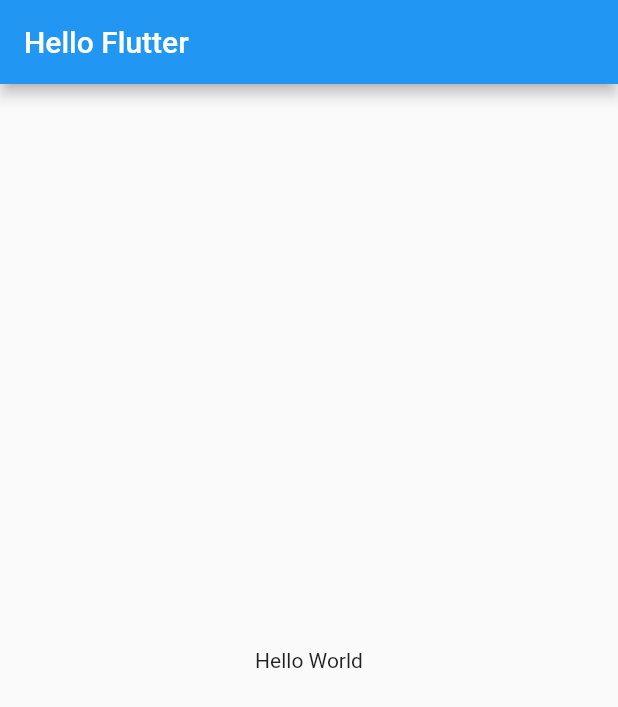
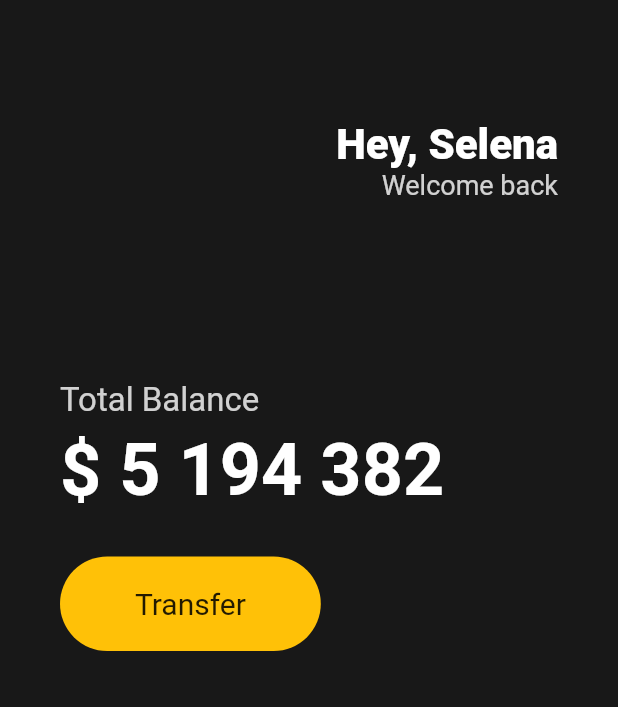
Before and after one commit to sgd122/webtoonflix, a Flutter app: the screen it shows after launch, on a phone screen of 412 x 824 dp. Shown: the top 707 px of the screen. Run offline on Flutter 3.47's test engine with Material 2 defaults, Android fonts, the phone set to English and light mode, and no system bars.

Commit message:
feat(main): buttons sections

```diff
--- a/lib/main.dart
+++ b/lib/main.dart
@@ -1,3 +1,5 @@
+// ignore_for_file: prefer_const_constructors
+
 import 'package:flutter/material.dart';
 
 void main() {
@@ -11,10 +13,89 @@
   Widget build(BuildContext context) {
     return MaterialApp(
       home: Scaffold(
-        appBar: AppBar(
-          title: const Text('Hello Flutter'),
+        backgroundColor: Color(0xFF181818),
+        body: Padding(
+          padding: EdgeInsets.symmetric(horizontal: 40),
+          child: Column(
+            crossAxisAlignment: CrossAxisAlignment.start,
+            children: [
+              const SizedBox(
+                height: 80,
+              ),
+              Row(
+                mainAxisAlignment: MainAxisAlignment.end,
+                children: [
+                  Column(
+                    crossAxisAlignment: CrossAxisAlignment.end,
+                    children: [
+                      Text(
+                        'Hey, Selena',
+                        style: TextStyle(
+                          color: Colors.white,
+                          fontSize: 28,
+                          fontWeight: FontWeight.w800,
+                        ),
+                      ),
+                      Text(
+                        'Welcome back',
+                        style: TextStyle(
+                          color: Colors.white.withOpacity(0.8),
+                          fontSize: 18,
+                        ),
+                      ),
+                    ],
+                  ),
+                ],
+              ),
+              SizedBox(
+                height: 120,
+              ),
+              Text(
+                'Total Balance',
+                style: TextStyle(
+                  fontSize: 22,
+                  color: Colors.white.withOpacity(0.8),
+                ),
+              ),
+              SizedBox(
+                height: 5,
+              ),
+              Text(
+                '\$ 5 194 382',
+                style: TextStyle(
+                  fontSize: 48,
+                  fontWeight: FontWeight.w600,
+                  color: Colors.white,
+                ),
+              ),
+              SizedBox(
+                height: 30,
+              ),
+              Row(
+                children: [
+                  Container(
+                    decoration: BoxDecoration(
+                      color: Colors.amber,
+                      borderRadius: BorderRadius.circular(45),
+                    ),
+                    child: Padding(
+                      padding: EdgeInsets.symmetric(
+                        vertical: 20,
+                        horizontal: 50,
+                      ),
+                      child: Text(
+                        'Transfer',
+                        style: TextStyle(
+                          fontSize: 20,
+                        ),
+                      ),
+                    ),
+                  ),
+                ],
+              ),
+            ],
+          ),
         ),
-        body: const Center(child: Text('Hello World')),
       ),
     );
   }
```
